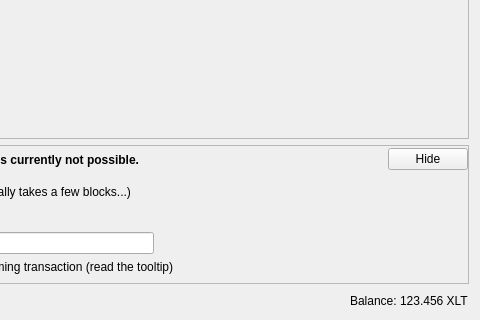
Old version of the form src/qt/forms/sendcoinsdialog.ui in the repository umarfarooqitgcuf/litecoin; both pictures show x 370 to 850 and y 206 to 526 of the 850 by 526 pixel window.
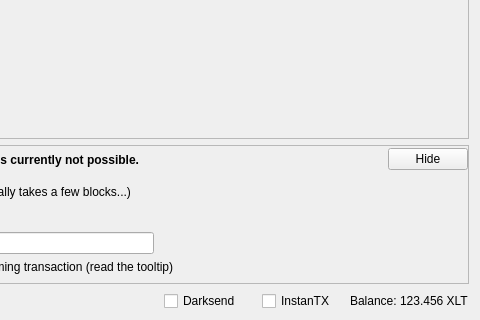
New version of the form. Icons and pictures are not drawn. Custom widgets are drawn as their Qt base class.

```diff
--- a/src/qt/forms/sendcoinsdialog.ui
+++ b/src/qt/forms/sendcoinsdialog.ui
@@ -1179,6 +1179,38 @@
        <property name="spacing">
         <number>3</number>
        </property>
+       <item>
+        <widget class="QCheckBox" name="checkUseDarksend">
+         <property name="minimumSize">
+          <size>
+           <width>95</width>
+           <height>0</height>
+          </size>
+         </property>
+         <property name="text">
+          <string>Darksend</string>
+         </property>
+         <property name="checked">
+          <bool>false</bool>
+         </property>
+        </widget>
+       </item>
+       <item>
+        <widget class="QCheckBox" name="checkInstanTX">
+         <property name="enabled">
+          <bool>true</bool>
+         </property>
+         <property name="minimumSize">
+          <size>
+           <width>85</width>
+           <height>0</height>
+          </size>
+         </property>
+         <property name="text">
+          <string>InstanTX</string>
+         </property>
+        </widget>
+       </item>
        <item>
         <widget class="QLabel" name="label">
          <property name="sizePolicy">
```
